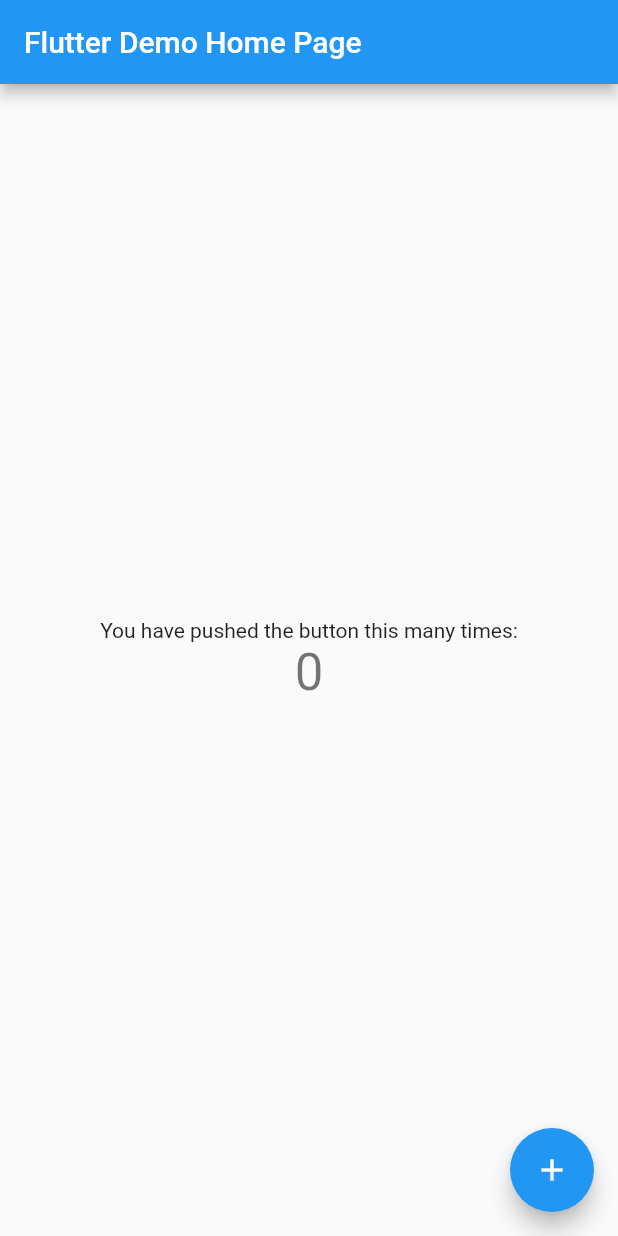
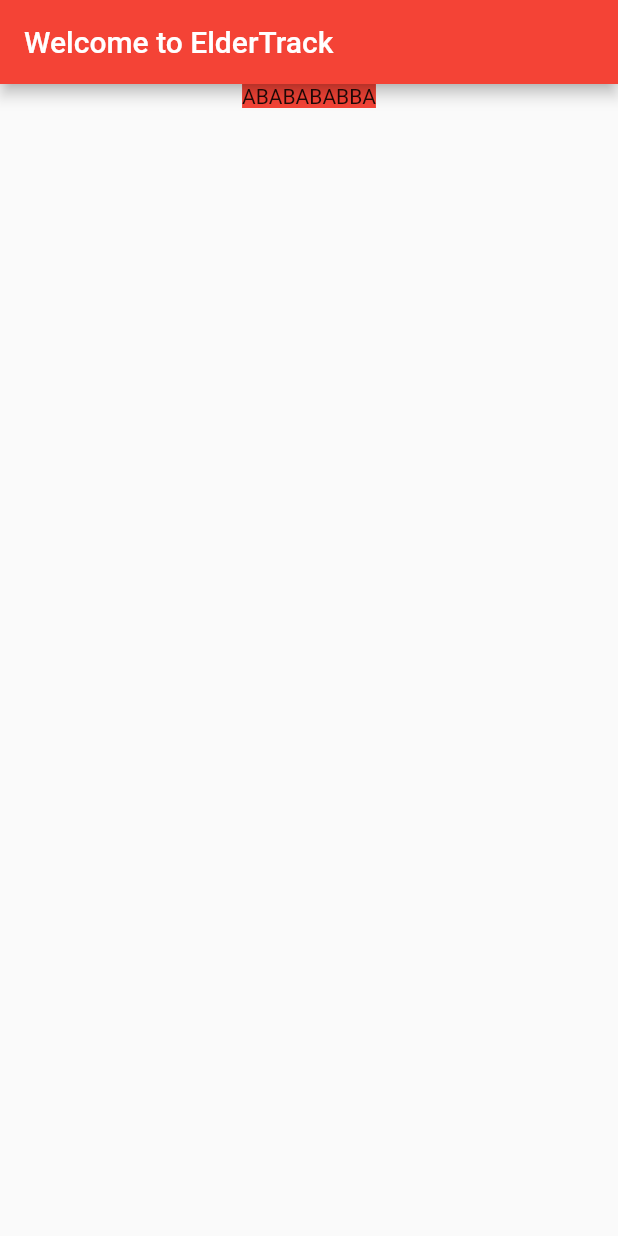
Before and after one commit to sdenis29/teleasistenta_mobile, a Flutter app: the screen it shows after launch, on a phone screen of 412 x 824 dp. Run offline on Flutter 3.47's test engine with Material 2 defaults, Android fonts, the phone set to English and light mode, and no system bars.

Commit message:
created start screen

```diff
--- a/lib/main.dart
+++ b/lib/main.dart
@@ -1,4 +1,5 @@
 import 'package:flutter/material.dart';
+import 'screens/start_screen.dart';
 
 void main() {
   runApp(const MyApp());
@@ -7,109 +8,14 @@
 class MyApp extends StatelessWidget {
   const MyApp({super.key});
 
-  // This widget is the root of your application.
   @override
   Widget build(BuildContext context) {
     return MaterialApp(
-      title: 'Flutter Demo',
+      title: 'ElderTrack',
       theme: ThemeData(
-        // This is the theme of your application.
-        //
-        // Try running your application with "flutter run". You'll see the
-        // application has a blue toolbar. Then, without quitting the app, try
-        // changing the primarySwatch below to Colors.green and then invoke
-        // "hot reload" (press "r" in the console where you ran "flutter run",
-        // or simply save your changes to "hot reload" in a Flutter IDE).
-        // Notice that the counter didn't reset back to zero; the application
-        // is not restarted.
-        primarySwatch: Colors.blue,
+        primarySwatch: Colors.red,
       ),
-      home: const MyHomePage(title: 'Flutter Demo Home Page'),
+      home: const MyHomePage(title: 'Welcome to ElderTrack'),
     );
   }
 }
-
-class MyHomePage extends StatefulWidget {
-  const MyHomePage({super.key, required this.title});
-
-  // This widget is the home page of your application. It is stateful, meaning
-  // that it has a State object (defined below) that contains fields that affect
-  // how it looks.
-
-  // This class is the configuration for the state. It holds the values (in this
-  // case the title) provided by the parent (in this case the App widget) and
-  // used by the build method of the State. Fields in a Widget subclass are
-  // always marked "final".
-
-  final String title;
-
-  @override
-  State<MyHomePage> createState() => _MyHomePageState();
-}
-
-class _MyHomePageState extends State<MyHomePage> {
-  int _counter = 0;
-
-  void _incrementCounter() {
-    setState(() {
-      // This call to setState tells the Flutter framework that something has
-      // changed in this State, which causes it to rerun the build method below
-      // so that the display can reflect the updated values. If we changed
-      // _counter without calling setState(), then the build method would not be
-      // called again, and so nothing would appear to happen.
-      _counter++;
-    });
-  }
-
-  @override
-  Widget build(BuildContext context) {
-    // This method is rerun every time setState is called, for instance as done
-    // by the _incrementCounter method above.
-    //
-    // The Flutter framework has been optimized to make rerunning build methods
-    // fast, so that you can just rebuild anything that needs updating rather
-    // than having to individually change instances of widgets.
-    return Scaffold(
-      appBar: AppBar(
-        // Here we take the value from the MyHomePage object that was created by
-        // the App.build method, and use it to set our appbar title.
-        title: Text(widget.title),
-      ),
-      body: Center(
-        // Center is a layout widget. It takes a single child and positions it
-        // in the middle of the parent.
-        child: Column(
-          // Column is also a layout widget. It takes a list of children and
-          // arranges them vertically. By default, it sizes itself to fit its
-          // children horizontally, and tries to be as tall as its parent.
-          //
-          // Invoke "debug painting" (press "p" in the console, choose the
-          // "Toggle Debug Paint" action from the Flutter Inspector in Android
-          // Studio, or the "Toggle Debug Paint" command in Visual Studio Code)
-          // to see the wireframe for each widget.
-          //
-          // Column has various properties to control how it sizes itself and
-          // how it positions its children. Here we use mainAxisAlignment to
-          // center the children vertically; the main axis here is the vertical
-          // axis because Columns are vertical (the cross axis would be
-          // horizontal).
-          mainAxisAlignment: MainAxisAlignment.center,
-          children: <Widget>[
-            const Text(
-              'You have pushed the button this many times:',
-            ),
-            Text(
-              '$_counter',
-              style: Theme.of(context).textTheme.headlineMedium,
-            ),
-          ],
-        ),
-      ),
-      floatingActionButton: FloatingActionButton(
-        onPressed: _incrementCounter,
-        tooltip: 'Increment',
-        child: const Icon(Icons.add),
-      ), // This trailing comma makes auto-formatting nicer for build methods.
-    );
-  }
-}
--- /dev/null
+++ b/lib/screens/start_screen.dart
@@ -0,0 +1,31 @@
+import 'package:flutter/material.dart';
+
+class MyHomePage extends StatefulWidget {
+  const MyHomePage({super.key, required this.title});
+
+  final String title;
+
+  @override
+  State<MyHomePage> createState() => _MyHomePageState();
+}
+
+class _MyHomePageState extends State<MyHomePage> {
+  @override
+  Widget build(BuildContext context) {
+    return Scaffold(
+      appBar: AppBar(
+        title: Text(widget.title),
+      ),
+      body: Center(
+        child: Column(
+          children: [
+            Container(
+              child: Text("ABABABABBA"),
+              color: Colors.red,
+            ),
+          ],
+        ),
+      ),
+    );
+  }
+}
```
Also changed, not shown: pubspec.yaml (+4 -3 lines), assets/svgs/start.svg (added).
